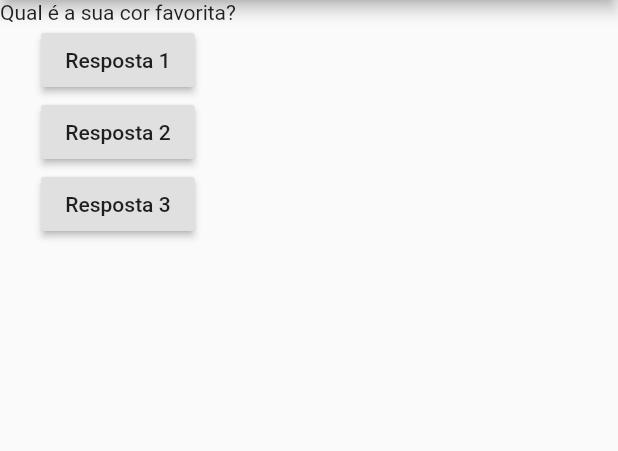
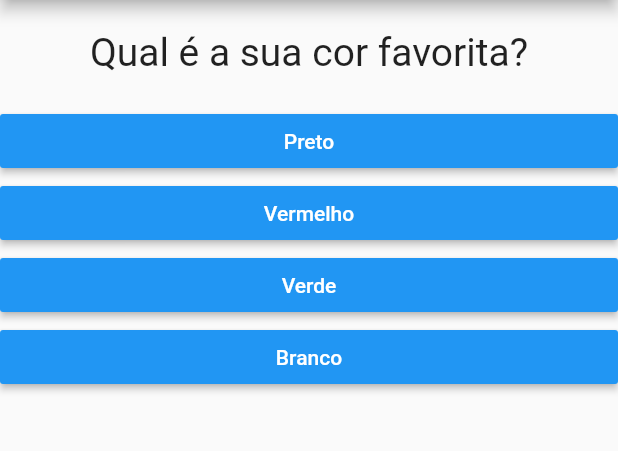
Before and after one commit to diogobh93/Flutter_Perguntas, a Flutter app: the screen it shows after launch, on a phone screen of 412 x 824 dp, the part 84-535 px from its top. Run offline on Flutter 3.47's test engine with Material 2 defaults, Android fonts, the phone set to English and light mode, and no system bars.

Commit message:
Create components

```diff
--- a/lib/main.dart
+++ b/lib/main.dart
@@ -1,5 +1,6 @@
 import 'package:flutter/material.dart';
 import './questao.dart';
+import './resposta.dart';
 
 main () => runApp(PerguntaApp());
 
@@ -7,43 +8,54 @@ class _PerguntaAppState extends State<PerguntaApp> {
 
   var _perguntaSelecionada = 0;
 
+  final _perguntas = const [
+     {
+       'texto':'Qual é a sua cor favorita?',
+       'respostas': ['Preto','Vermelho','Verde','Branco']
+     },
+     {
+       'texto':'Qual é o seu animal favorito?',
+       'respostas': ['Coelho','Cobra','Elefante','Leão']
+     },
+     {
+       'texto':'Qual é o seu time favorito?',
+       'respostas': ['Galo','América','Cruzeiro']
+     },
+    ];
+
   void _responder(){
+    if(temPerguntaSelecionada){
     setState(() {
       _perguntaSelecionada++ ;
     });
-    print(_perguntaSelecionada);
+    }
+  }
+
+  bool get temPerguntaSelecionada {
+    return _perguntaSelecionada < _perguntas.length;
   }
 
   @override
   Widget build(BuildContext contex) {
-    final perguntas = [
-      'Qual é a sua cor favorita?',
-      'Qual é o seu animal favorito?'
-    ];
 
+    List<String> respostas = temPerguntaSelecionada ? _perguntas[_perguntaSelecionada]['respostas'] : null;
 
     return MaterialApp(
       home: Scaffold(
         appBar: AppBar(
           title: Text('Perguntas'),
         ),
-        body: Column(
+        body: temPerguntaSelecionada ? Column(
           children: [
-            Questao(perguntas[_perguntaSelecionada]),
-            RaisedButton(
-              child: Text('Resposta 1'),
-              onPressed: _responder,
+            Questao(_perguntas[_perguntaSelecionada]['texto']),
+            ...respostas.map((t)=> Resposta(t, _responder)).toList()
+          ],
+        ): Center(
+          child: Text(
+            'Parabéns',
+            style: TextStyle(fontSize: 28),
             ),
-             RaisedButton(
-              child: Text('Resposta 2'),
-              onPressed: _responder,
-            ),
-             RaisedButton(
-              child: Text('Resposta 3'),
-              onPressed: _responder,
-            )
-          ],
-        ),
+          ),
       )
     );
 
--- a/lib/questao.dart
+++ b/lib/questao.dart
@@ -8,6 +8,14 @@ class Questao extends StatelessWidget {
 
   @override
   Widget build(BuildContext context) {
-    return  Text(texto);
+    return  Container(
+      width: double.infinity,
+      margin: EdgeInsets.all(20),
+      child: Text(
+        texto,
+        style: TextStyle(fontSize: 26),
+        textAlign: TextAlign.center,
+      ),
+    );
   }
 }
--- /dev/null
+++ b/lib/resposta.dart
@@ -0,0 +1,30 @@
+
+import 'package:flutter/material.dart';
+
+class Resposta extends StatelessWidget {
+
+  final String texto;
+  final void Function () quandoSelecionado;
+
+  Resposta(this.texto, this.quandoSelecionado);
+
+  final perguntas = [
+      'Resposta 1?',
+      'Resposta 2?',
+      'Resposta 3?',
+    ];
+
+  @override
+  Widget build(BuildContext context) {
+
+    return Container(
+      width: double.infinity,
+      child: RaisedButton(
+        textColor: Colors.white,
+        color: Colors.blue,
+        child: Text(texto),
+        onPressed: quandoSelecionado,
+      ),
+    );
+  }
+}
```
Also changed, not shown: 2 other files.
